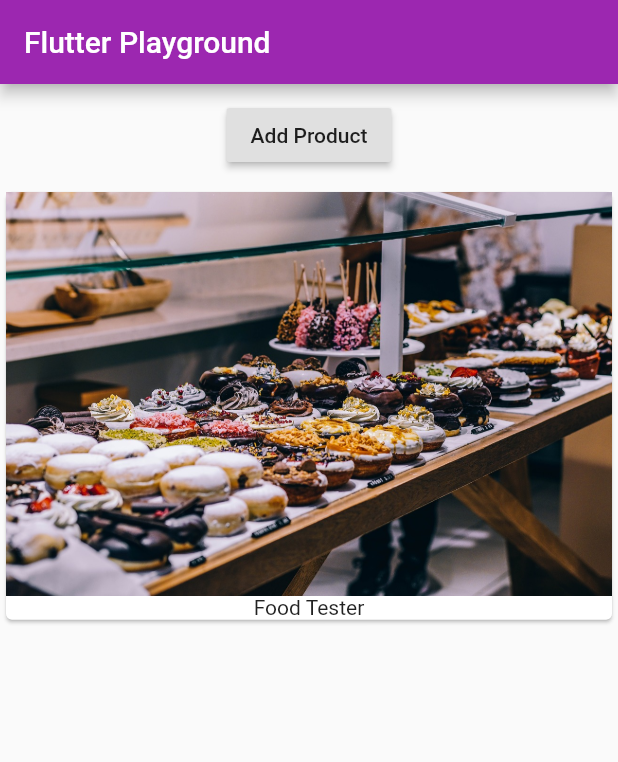
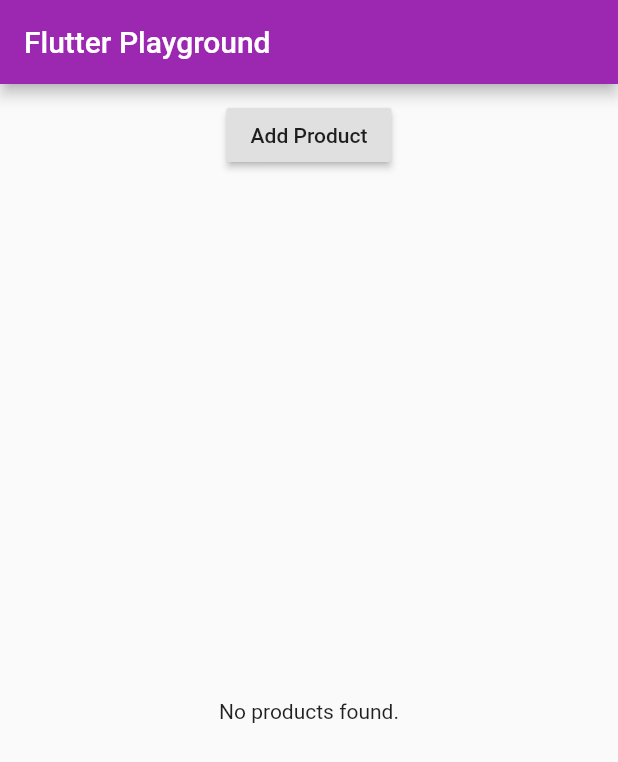
Before and after one commit to eliseuvideira/learn_flutter, a Flutter app: the screen it shows after launch, on a phone screen of 412 x 824 dp. Shown: the top 762 px of the screen. Run offline on Flutter 3.47's test engine with Material 2 defaults, Android fonts, the phone set to English and light mode, and no system bars.

Commit message:
Rendering content conditionally

```diff
--- a/lib/main.dart
+++ b/lib/main.dart
@@ -16,7 +16,7 @@ class MyApp extends StatelessWidget {
         appBar: AppBar(
           title: Text('Flutter Playground'),
         ),
-        body: ProductManager(startingProduct: 'Food Tester'),
+        body: ProductManager(),
       ),
     );
   }
--- a/lib/product_manager.dart
+++ b/lib/product_manager.dart
@@ -5,7 +5,7 @@ import './product_control.dart';
 class ProductManager extends StatefulWidget {
   final String startingProduct;
 
-  ProductManager({this.startingProduct = 'Sweets Tester'}) {
+  ProductManager({this.startingProduct}) {
     print('[ProductManager] constructor()');
   }
 
@@ -22,7 +22,9 @@ class _ProductManagerState extends State<ProductManager> {
   @override
   void initState() {
     print('[ProductManagerState] initState()');
-    _products.add(widget.startingProduct);
+    if (widget.startingProduct != null) {
+      _products.add(widget.startingProduct);
+    }
     super.initState();
   }
 
--- a/lib/products.dart
+++ b/lib/products.dart
@@ -21,9 +21,11 @@ class Products extends StatelessWidget {
   @override
   Widget build(BuildContext context) {
     print('[Products] build()');
-    return ListView.builder(
-      itemBuilder: _buildProductItem,
-      itemCount: products.length,
-    );
+    return products.length > 0
+        ? ListView.builder(
+            itemBuilder: _buildProductItem,
+            itemCount: products.length,
+          )
+        : Center(child: Text('No products found.'));
   }
 }
```
